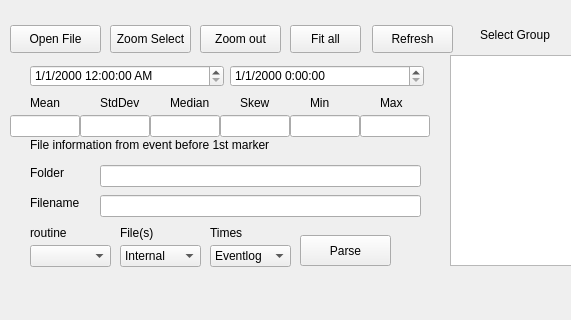
Qt form Analysis/PostProcessor/Layout.ui (msb002/MHDlab) before a commit; both pictures show x 0 to 571 and y 285 to 605 of the 777 by 605 pixel window.
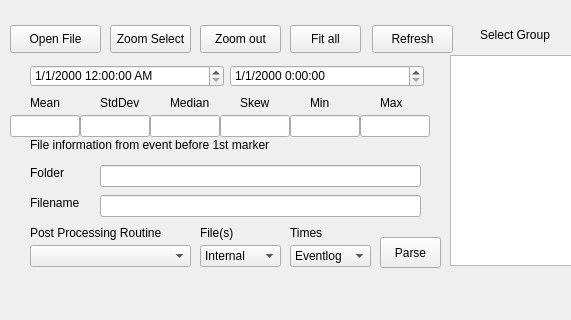
The same form after that commit.

Commit message: add more space for routine combo box

The edit to the form file:
```diff
--- a/Analysis/PostProcessor/Layout.ui
+++ b/Analysis/PostProcessor/Layout.ui
@@ -469,7 +469,7 @@
      <rect>
       <x>30</x>
       <y>530</y>
-      <width>81</width>
+      <width>161</width>
       <height>22</height>
      </rect>
     </property>
@@ -479,18 +479,18 @@
      <rect>
       <x>30</x>
       <y>510</y>
-      <width>55</width>
+      <width>161</width>
       <height>16</height>
      </rect>
     </property>
     <property name="text">
-     <string>routine</string>
+     <string>Post Processing Routine</string>
     </property>
    </widget>
    <widget class="QLabel" name="label_14">
     <property name="geometry">
      <rect>
-      <x>120</x>
+      <x>200</x>
       <y>510</y>
       <width>55</width>
       <height>16</height>
@@ -503,7 +503,7 @@
    <widget class="QComboBox" name="combo_files">
     <property name="geometry">
      <rect>
-      <x>120</x>
+      <x>200</x>
       <y>530</y>
       <width>81</width>
       <height>22</height>
@@ -523,9 +523,9 @@
    <widget class="QPushButton" name="btn_parse">
     <property name="geometry">
      <rect>
-      <x>300</x>
-      <y>520</y>
-      <width>91</width>
+      <x>380</x>
+      <y>522</y>
+      <width>61</width>
       <height>31</height>
      </rect>
     </property>
@@ -536,7 +536,7 @@
    <widget class="QComboBox" name="combo_times">
     <property name="geometry">
      <rect>
-      <x>210</x>
+      <x>290</x>
       <y>530</y>
       <width>81</width>
       <height>22</height>
@@ -556,7 +556,7 @@
    <widget class="QLabel" name="label_15">
     <property name="geometry">
      <rect>
-      <x>210</x>
+      <x>290</x>
       <y>510</y>
       <width>55</width>
       <height>16</height>
```
The commit also changes 3 other files.
